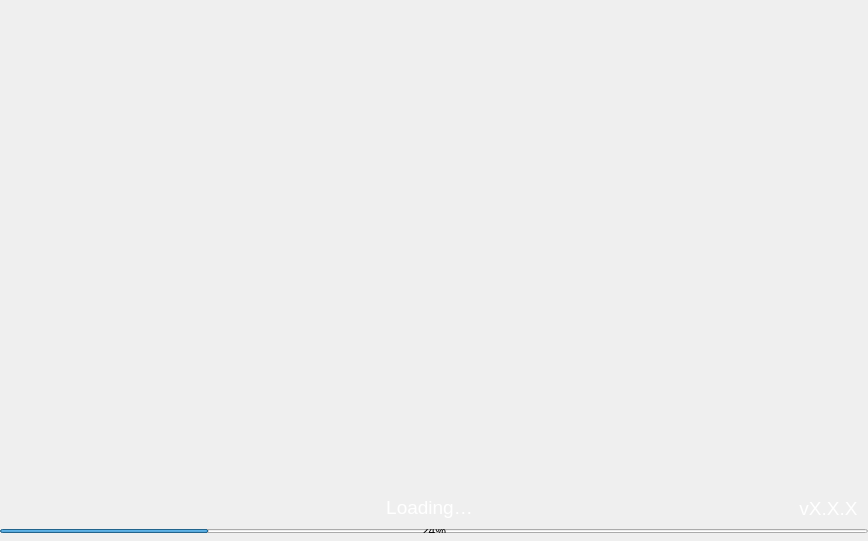
The window that src/qt/nyerium/forms/splash.ui (nyerium-core/nyerium) describes before a commit, drawn with Qt 5.
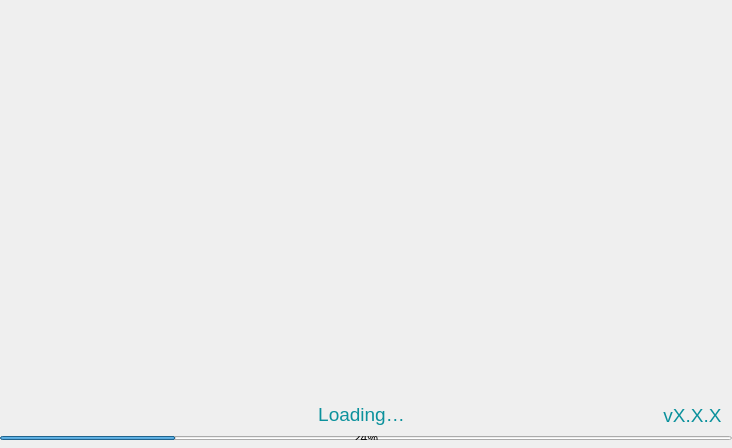
The same window after the commit.

What changed in the file:
```diff
--- a/src/qt/nyerium/forms/splash.ui
+++ b/src/qt/nyerium/forms/splash.ui
@@ -6,14 +6,14 @@
    <rect>
     <x>0</x>
     <y>0</y>
-    <width>868</width>
-    <height>541</height>
+    <width>732</width>
+    <height>448</height>
    </rect>
   </property>
   <property name="minimumSize">
    <size>
-    <width>768</width>
-    <height>533</height>
+    <width>732</width>
+    <height>448</height>
    </size>
   </property>
   <property name="maximumSize">
@@ -48,8 +48,8 @@
     <widget class="QFrame" name="frame">
      <property name="minimumSize">
       <size>
-       <width>750</width>
-       <height>520</height>
+       <width>732</width>
+       <height>448</height>
       </size>
      </property>
      <property name="styleSheet">
@@ -134,7 +134,7 @@
             </font>
            </property>
            <property name="styleSheet">
-            <string notr="true">color:white; padding-left:50px;</string>
+            <string notr="true">color:#0b919c; padding-left:50px;</string>
            </property>
            <property name="text">
             <string>Loading…</string>
@@ -158,7 +158,7 @@
             </font>
            </property>
            <property name="styleSheet">
-            <string notr="true">color:white; padding-top:1px;</string>
+            <string notr="true">color:#0b919c; padding-top:1px;</string>
            </property>
            <property name="text">
             <string notr="true">vX.X.X</string>
```
